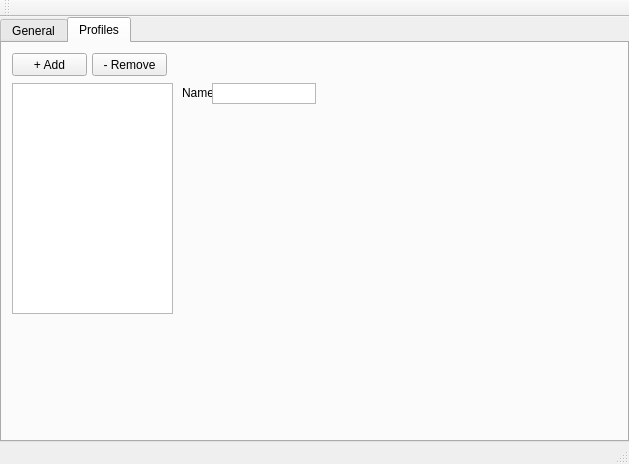
First picture: the form in src/SettingsWindow.ui, repository GeorgH93/QLogViewer, before the edit.
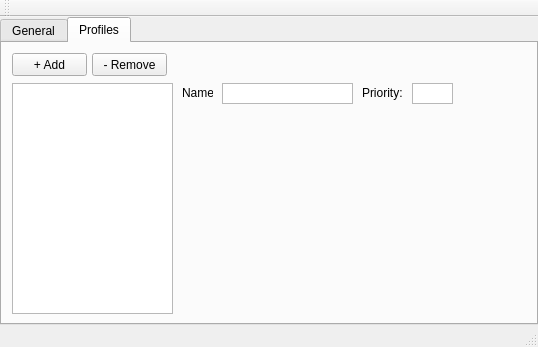
Second picture: the form after the edit. Icons and pictures are not drawn.

Commit message: Add icon to profile list view & improve list initialization

```diff
--- a/src/SettingsWindow.ui
+++ b/src/SettingsWindow.ui
@@ -6,8 +6,8 @@
    <rect>
     <x>0</x>
     <y>0</y>
-    <width>629</width>
-    <height>464</height>
+    <width>538</width>
+    <height>347</height>
    </rect>
   </property>
   <property name="windowTitle">
@@ -213,9 +213,44 @@
        <widget class="QPlainTextEdit" name="profileNameBox">
         <property name="geometry">
          <rect>
-          <x>210</x>
+          <x>220</x>
           <y>40</y>
-          <width>104</width>
+          <width>131</width>
+          <height>21</height>
+         </rect>
+        </property>
+        <property name="verticalScrollBarPolicy">
+         <enum>Qt::ScrollBarAlwaysOff</enum>
+        </property>
+        <property name="horizontalScrollBarPolicy">
+         <enum>Qt::ScrollBarAlwaysOff</enum>
+        </property>
+       </widget>
+       <widget class="QLabel" name="profilePriorityLabel">
+        <property name="geometry">
+         <rect>
+          <x>360</x>
+          <y>40</y>
+          <width>41</width>
+          <height>20</height>
+         </rect>
+        </property>
+        <property name="layoutDirection">
+         <enum>Qt::LeftToRight</enum>
+        </property>
+        <property name="text">
+         <string>Priority:</string>
+        </property>
+        <property name="alignment">
+         <set>Qt::AlignLeading|Qt::AlignLeft|Qt::AlignVCenter</set>
+        </property>
+       </widget>
+       <widget class="QPlainTextEdit" name="profilePriorityBox">
+        <property name="geometry">
+         <rect>
+          <x>410</x>
+          <y>40</y>
+          <width>41</width>
           <height>21</height>
          </rect>
         </property>
```
Left out of the diff: 6 changed lines with no effect on the pictures. The commit also changes 1 other file.
